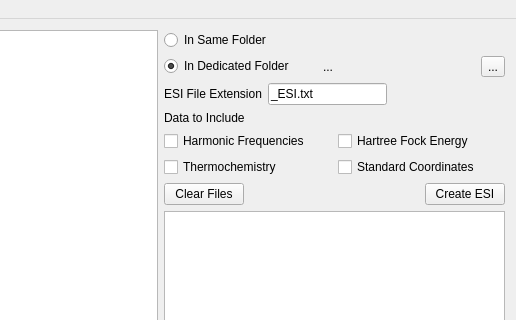
Qt form Geac/geac.ui (LaTruelle/Geac) before a commit; both pictures show x 195 to 711 and y 0 to 320 of the 711 by 543 pixel window.
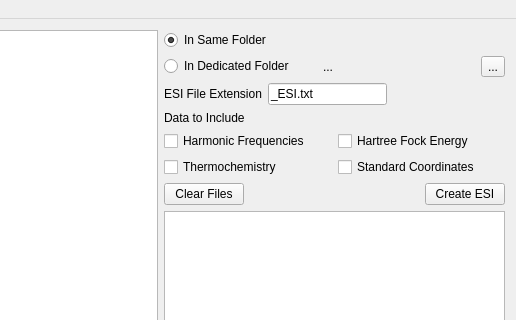
The same form after that commit.

Diff of the .ui file:
```diff
--- a/Geac/geac.ui
+++ b/Geac/geac.ui
@@ -36,6 +36,9 @@
             <property name="text">
              <string>In Same Folder</string>
             </property>
+            <property name="checked">
+             <bool>true</bool>
+            </property>
            </widget>
           </item>
           <item row="1" column="0">
@@ -44,7 +47,7 @@
              <string>In Dedicated Folder</string>
             </property>
             <property name="checked">
-             <bool>true</bool>
+             <bool>false</bool>
             </property>
            </widget>
           </item>
```
Left out of the diff: 2 changed lines with no effect on the pictures.
